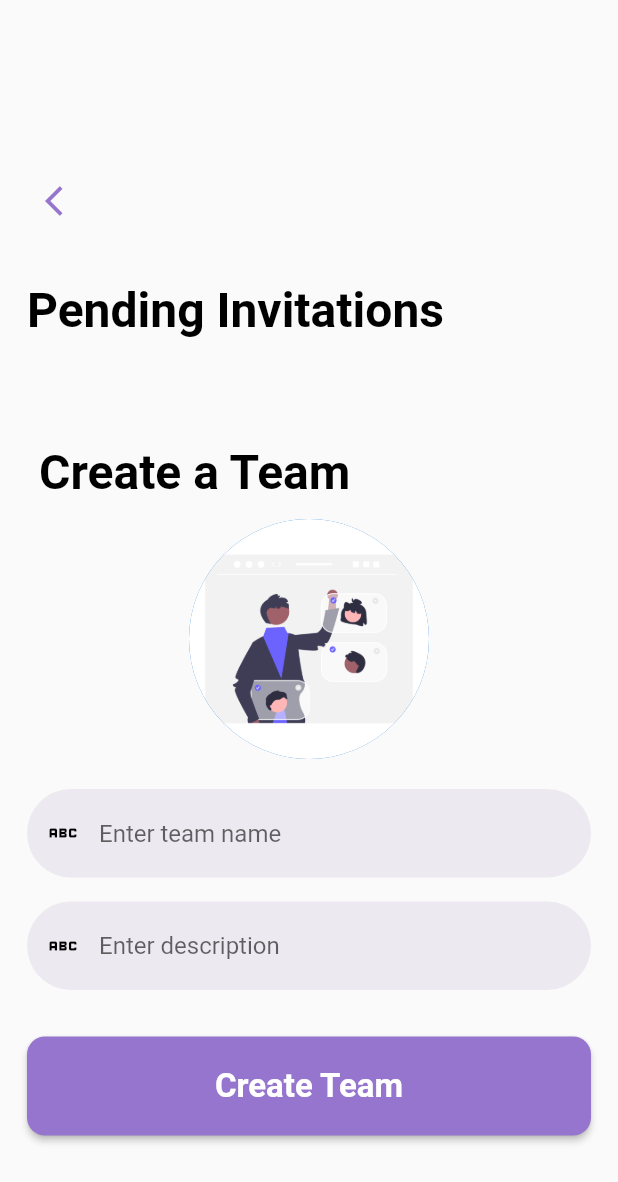
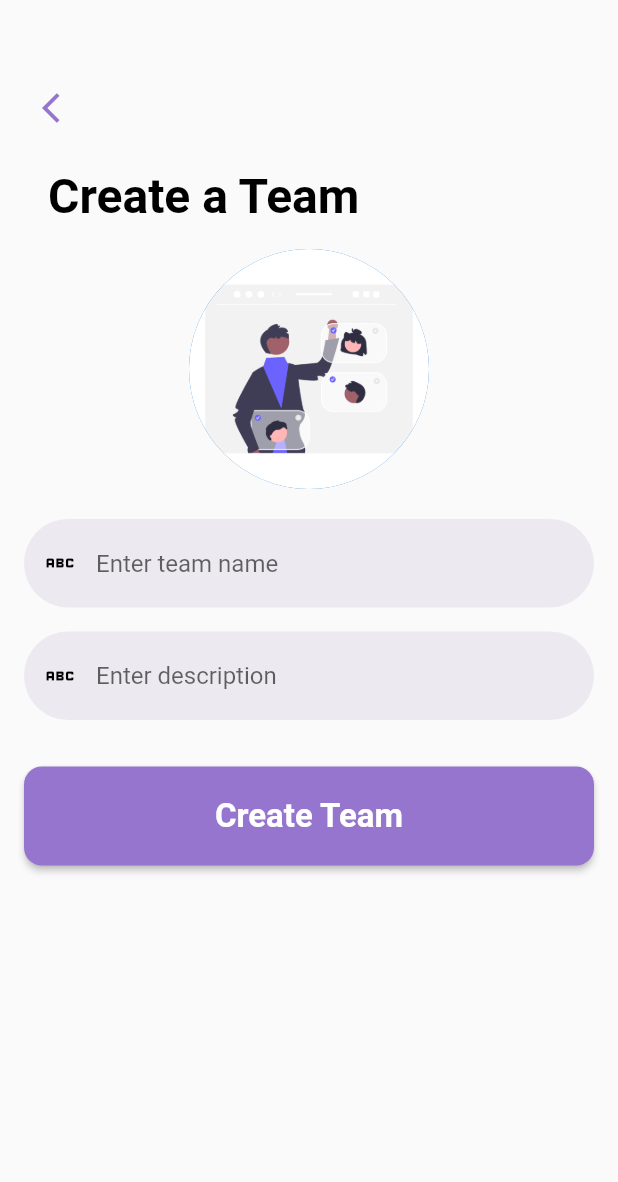
Before and after one commit to joshbl-dev/TeamDinner-JIB-2341, a Flutter app: the NewTeamForm screen opened directly, on a phone screen of 412 x 824 dp. Shown: the top 1182 px of the screen. Run offline on Flutter 3.47's test engine with Material 2 defaults, Android fonts, the phone set to English and light mode, and no system bars; our stand-ins replace flutter_secure_storage, google_nav_bar; missing offline and left inert: flutter_polls; accounts and stored records are empty.

Commit message:
UI Cleanup

```diff
--- a/frontend/lib/Types/user.dart
+++ b/frontend/lib/Types/user.dart
@@ -3,7 +3,7 @@ class User {
   String firstName;
   String lastName;
   String? venmo;
-  dynamic? debt;
+  dynamic debt;
 
   User(this.firstName, this.lastName, this.id, {this.venmo, this.debt});
 
--- a/frontend/lib/homepage.dart
+++ b/frontend/lib/homepage.dart
@@ -22,6 +22,7 @@ class _HomePageState extends State<HomePage> {
   @override
   Widget build(BuildContext context) {
     return Scaffold(
+      resizeToAvoidBottomInset: false,
       appBar: AppBar(
         backgroundColor: Colors.deepPurple[300],
         elevation: 0,
--- a/frontend/lib/new_team.dart
+++ b/frontend/lib/new_team.dart
@@ -7,12 +7,12 @@ class CreateNewTeamPage extends StatelessWidget {
   @override
   Widget build(BuildContext context) {
     return Scaffold(
-      resizeToAvoidBottomInset : true,
+      resizeToAvoidBottomInset: true,
       body: Padding(
         padding: const EdgeInsets.all(16.0),
         child: Column(
-          mainAxisAlignment: MainAxisAlignment.center,
-          crossAxisAlignment: CrossAxisAlignment.start,
+          // mainAxisAlignment: MainAxisAlignment.start,
+          // crossAxisAlignment: CrossAxisAlignment.start,
           children: [
             Padding(
               padding: const EdgeInsets.only(bottom: 8.0),
--- a/frontend/lib/pages/profile.dart
+++ b/frontend/lib/pages/profile.dart
@@ -38,6 +38,7 @@ class _ProfilePageState extends State<ProfilePage> {
   @override
   Widget build(BuildContext context) {
     return Scaffold(
+      resizeToAvoidBottomInset: false,
       body: Padding(
         padding: const EdgeInsets.all(16.0),
         child: Column(
--- a/frontend/lib/widgets/new_team_form.dart
+++ b/frontend/lib/widgets/new_team_form.dart
@@ -36,17 +36,16 @@ class _NewTeamFormState extends State<NewTeamForm> {
   @override
   Widget build(BuildContext context) {
     return Scaffold(
-      resizeToAvoidBottomInset : false,
-      body: SingleChildScrollView(
-        padding: const EdgeInsets.only(
-            top: 110.0, left: 18.0, right: 18.0, bottom: 18.0),
+      resizeToAvoidBottomInset: false,
+      body: Padding(
+        padding: const EdgeInsets.only(top: 32.0),
+        child: Padding(
+          padding: const EdgeInsets.all(16.0),
           child: Column(
             // mainAxisAlignment: MainAxisAlignment.center,
             crossAxisAlignment: CrossAxisAlignment.start,
             children: [
-            Padding(
-              padding: const EdgeInsets.only(top: 0.0),
-              child: Container(
+              Container(
                 alignment: Alignment.centerLeft,
                 width: double.infinity,
                 child: IconButton(
@@ -59,9 +58,12 @@ class _NewTeamFormState extends State<NewTeamForm> {
                   icon: const Icon(Icons.arrow_back_ios),
                 ),
               ),
-            ),
+              Visibility(
+                visible: teams.isNotEmpty,
+                child: Column(
+                  children: [
                     const Padding(
-              padding: const EdgeInsets.only(top: 30),
+                      padding: EdgeInsets.only(top: 30),
                     ),
                     const Text(
                       "Pending Invitations",
@@ -99,7 +101,8 @@ class _NewTeamFormState extends State<NewTeamForm> {
                                   } on Exception {
                                     ScaffoldMessenger.of(context).showSnackBar(
                                         const SnackBar(
-                                    content: Text("Failed to accept invite.")));
+                                            content: Text(
+                                                "Failed to accept invite.")));
                                   }
                                 },
                                 iconSize: 30,
@@ -120,7 +123,8 @@ class _NewTeamFormState extends State<NewTeamForm> {
                                   } on Exception {
                                     ScaffoldMessenger.of(context).showSnackBar(
                                         const SnackBar(
-                                    content: Text("Failed to remove invite.")));
+                                            content: Text(
+                                                "Failed to remove invite.")));
                                   }
                                 },
                                 iconSize: 30,
@@ -132,9 +136,11 @@ class _NewTeamFormState extends State<NewTeamForm> {
                         }),
                       ),
                     ),
+                  ],
+                ),
+              ),
               const Padding(
-              padding: EdgeInsets.only(
-                  bottom: 12.0, top: 70.0, left: 8.0, right: 8.0),
+                padding: EdgeInsets.all(16),
                 child: Text(
                   "Create a Team",
                   style: TextStyle(
@@ -166,7 +172,8 @@ class _NewTeamFormState extends State<NewTeamForm> {
                         },
                         decoration: InputDecoration(
                           hintText: "Enter team name",
-                        prefixIcon: const Icon(Icons.abc, color: Colors.black),
+                          prefixIcon:
+                              const Icon(Icons.abc, color: Colors.black),
                           fillColor: const Color(0xFFede9f0),
                           filled: true,
                           border: OutlineInputBorder(
@@ -187,7 +194,8 @@ class _NewTeamFormState extends State<NewTeamForm> {
                         },
                         decoration: InputDecoration(
                           hintText: "Enter description",
-                        prefixIcon: const Icon(Icons.abc, color: Colors.black),
+                          prefixIcon:
+                              const Icon(Icons.abc, color: Colors.black),
                           fillColor: const Color(0xFFede9f0),
                           filled: true,
                           border: OutlineInputBorder(
@@ -211,7 +219,8 @@ class _NewTeamFormState extends State<NewTeamForm> {
                             var teamName = teamNameController.value.text;
                             var description = descriptionController.value.text;
                             try {
-                            await TeamsRepository.create(teamName, description);
+                              await TeamsRepository.create(
+                                  teamName, description);
                               teamNameController.clear();
                               descriptionController.clear();
                               if (mounted) {
@@ -242,6 +251,7 @@ class _NewTeamFormState extends State<NewTeamForm> {
             ],
           ),
         ),
+      ),
     );
   }
 }
```
Also changed, not shown: frontend/lib/widgets/modify_team_form.dart (+23 -18 lines). Lines whose indentation alone changed are shown as unchanged.
